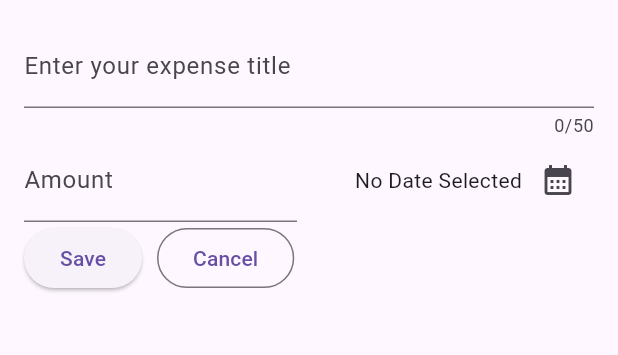
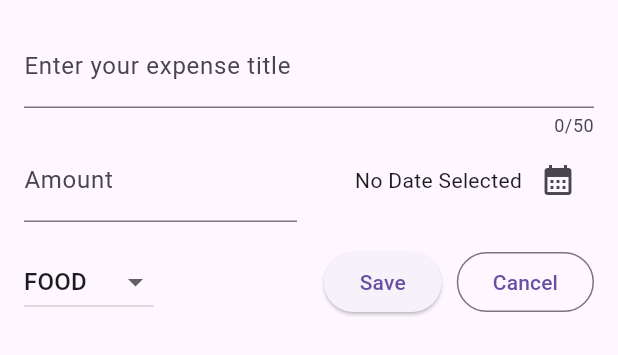
Before and after one commit to Silva3012/expense_harmony, a Flutter app: the AddNewExpense widget shown alone on an empty page, opened directly, on a phone screen of 412 x 824 dp. Shown: the top 355 px of the screen. Run offline on Flutter 3.47's test engine with Material 2 defaults, Android fonts, the light colour scheme and no system bars.

Commit message:
Implement dropdown box

```diff
--- a/lib/widgets/add_new_expense.dart
+++ b/lib/widgets/add_new_expense.dart
@@ -14,6 +14,7 @@ class _AddNewExpenseState extends State<AddNewExpense> {
   final _titleController = TextEditingController();
   final _amountController = TextEditingController();
   DateTime? _selectedDate;
+  Category _selectedCategory = Category.food;
 
   @override
   void dispose() {
@@ -85,8 +86,31 @@ class _AddNewExpenseState extends State<AddNewExpense> {
             ),
           ],
         ),
+        const SizedBox(height: 16),
         Row(
           children: [
+            DropdownButton(
+              value: _selectedCategory,
+              items: Category.values
+                  .map(
+                    (category) => DropdownMenuItem(
+                      value: category,
+                      child: Text(
+                        category.name.toUpperCase(),
+                      ),
+                    ),
+                  )
+                  .toList(),
+              onChanged: (value) {
+                if (value == null) {
+                  return;
+                }
+                setState(() {
+                  _selectedCategory = value;
+                });
+              },
+            ),
+            const Spacer(),
             ElevatedButton(
               onPressed: () {
                 print(_titleController.text);
```
